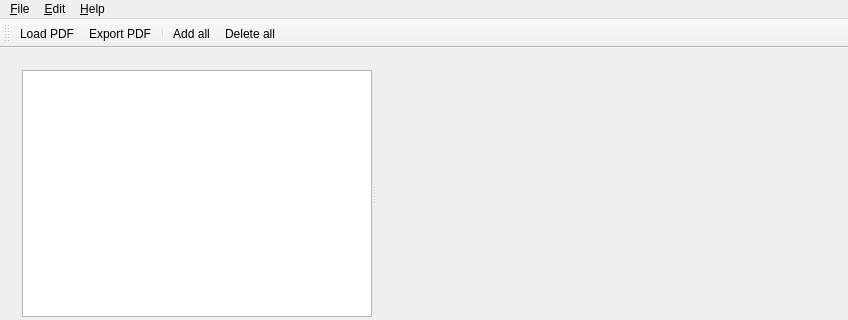
Before: the Qt Designer form src/mainwindow.ui in paolo-projects/pdf-manager, drawn with Qt 5; both pictures show x 0 to 848 and y 0 to 320 of the 848 by 761 pixel window.
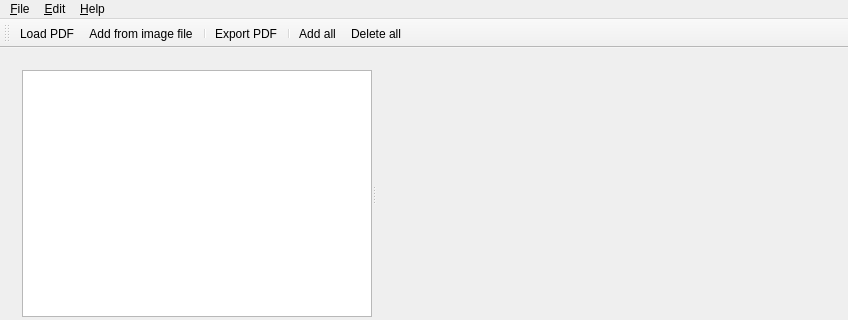
After: the same form once the commit is applied. Icons and pictures are not drawn. Custom widgets are drawn as their Qt base class.

Commit message: - improved pdf-from-image feature: -- now it compresses non-jpg files that previously would have been added as uncompressed bitmaps -- added menu entry for the feature - increased version number

```diff
--- a/src/mainwindow.ui
+++ b/src/mainwindow.ui
@@ -278,6 +278,8 @@
     <bool>false</bool>
    </attribute>
    <addaction name="action_Load_PDF"/>
+   <addaction name="actionAdd_from_image_file"/>
+   <addaction name="separator"/>
    <addaction name="action_Export_PDF"/>
    <addaction name="separator"/>
    <addaction name="action_Add_all"/>
@@ -330,6 +332,15 @@
     <string>&amp;About</string>
    </property>
   </action>
+  <action name="actionAdd_from_image_file">
+   <property name="icon">
+    <iconset resource="../resources.qrc">
+     <normaloff>:/icons/res/icons8_add_image_96px.png</normaloff>:/icons/res/icons8_add_image_96px.png</iconset>
+   </property>
+   <property name="text">
+    <string>Add from &amp;image file</string>
+   </property>
+  </action>
  </widget>
  <layoutdefault spacing="6" margin="11"/>
  <customwidgets>
```
Left out of the diff: 6 changed lines with no effect on the pictures. The commit also changes 8 other files.
